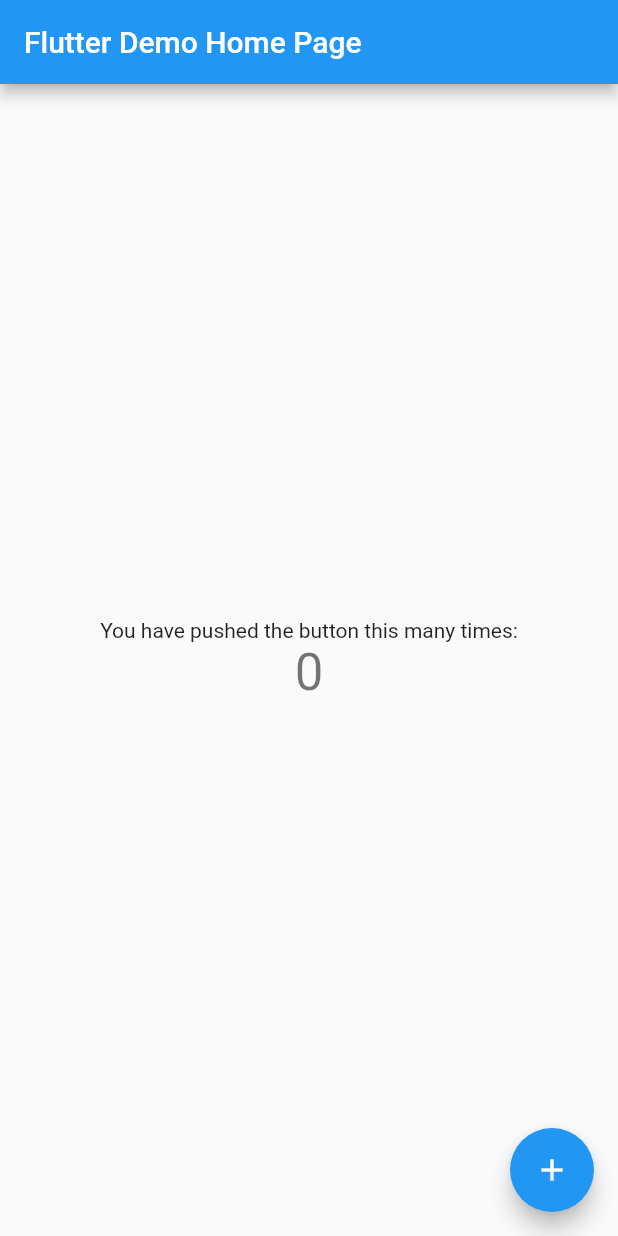
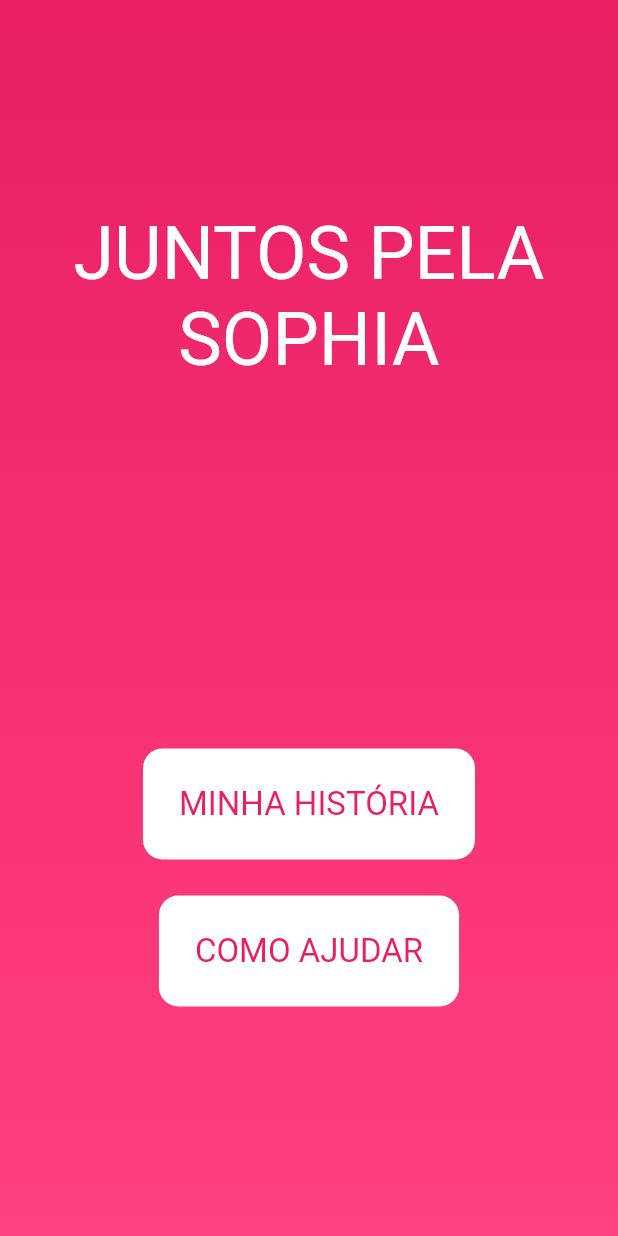
Before and after one commit to luizcaprioli/sophia, a Flutter app: the screen it shows after launch, on a phone screen of 412 x 824 dp. Run offline on Flutter 3.47's test engine with Material 2 defaults, Android fonts, the phone set to English and light mode, and no system bars; our stand-ins replace google_fonts; Roboto replaces fonts that are missing (Alatsi).

Commit message:
Project Base

```diff
--- /dev/null
+++ b/lib/bloc/bloc.dart
@@ -0,0 +1,3 @@
+abstract class Bloc {
+  void dispose();
+}
--- a/lib/main.dart
+++ b/lib/main.dart
@@ -1,117 +1,37 @@
 import 'package:flutter/material.dart';
+
+import 'modules/home/home_page.dart';
+import 'shared/theme/default_theme.dart';
 
 void main() {
   runApp(MyApp());
 }
 
 class MyApp extends StatelessWidget {
-  // This widget is the root of your application.
   @override
   Widget build(BuildContext context) {
     return MaterialApp(
-      title: 'Flutter Demo',
-      theme: ThemeData(
-        // This is the theme of your application.
-        //
-        // Try running your application with "flutter run". You'll see the
-        // application has a blue toolbar. Then, without quitting the app, try
-        // changing the primarySwatch below to Colors.green and then invoke
-        // "hot reload" (press "r" in the console where you ran "flutter run",
-        // or simply save your changes to "hot reload" in a Flutter IDE).
-        // Notice that the counter didn't reset back to zero; the application
-        // is not restarted.
-        primarySwatch: Colors.blue,
-        // This makes the visual density adapt to the platform that you run
-        // the app on. For desktop platforms, the controls will be smaller and
-        // closer together (more dense) than on mobile platforms.
-        visualDensity: VisualDensity.adaptivePlatformDensity,
-      ),
-      home: MyHomePage(title: 'Flutter Demo Home Page'),
+      title: 'Cure a Sophia',
+      debugShowCheckedModeBanner: false,
+      theme: defaultTheme,
+      home: HomePage(),
     );
+
+    /*
+    // APP MAP
+    {
+      "hOME": {
+        "SUA HISTORIA" : {"fOTOS"},{"tEXTO"},{"GRAPH: cUSTO ATUAL / ARRECADADO"}",
+        "COMO AJUDAR": {"DOAÇÃO":
+                          {"bANCO 1", "bANCO 2", ETC...},
+                          {"BAZARES": "LISTA DE ENDEREÇOS .COMO CHEGAR. "}, {"EM BREVE ONLINE"},
+                          {"RECICLAGEM": "LISTA DE ENDEREÇOS .COMO CHEGAR. "}
+                        },
+        "REDES SOCIAIS": {"iNSTAGRAM POSTS"},
+        "TORNE-SE UM VOLUNTÁRIO" : {"FOTOS"}, {"TEXTOS"}, {"CONTATO"},
+        "LINKS DE RODAPÉ",
+    }
+    }
+    // */
   }
 }
-
-class MyHomePage extends StatefulWidget {
-  MyHomePage({Key key, this.title}) : super(key: key);
-
-  // This widget is the home page of your application. It is stateful, meaning
-  // that it has a State object (defined below) that contains fields that affect
-  // how it looks.
-
-  // This class is the configuration for the state. It holds the values (in this
-  // case the title) provided by the parent (in this case the App widget) and
-  // used by the build method of the State. Fields in a Widget subclass are
-  // always marked "final".
-
-  final String title;
-
-  @override
-  _MyHomePageState createState() => _MyHomePageState();
-}
-
-class _MyHomePageState extends State<MyHomePage> {
-  int _counter = 0;
-
-  void _incrementCounter() {
-    setState(() {
-      // This call to setState tells the Flutter framework that something has
-      // changed in this State, which causes it to rerun the build method below
-      // so that the display can reflect the updated values. If we changed
-      // _counter without calling setState(), then the build method would not be
-      // called again, and so nothing would appear to happen.
-      _counter++;
-    });
-  }
-
-  @override
-  Widget build(BuildContext context) {
-    // This method is rerun every time setState is called, for instance as done
-    // by the _incrementCounter method above.
-    //
-    // The Flutter framework has been optimized to make rerunning build methods
-    // fast, so that you can just rebuild anything that needs updating rather
-    // than having to individually change instances of widgets.
-    return Scaffold(
-      appBar: AppBar(
-        // Here we take the value from the MyHomePage object that was created by
-        // the App.build method, and use it to set our appbar title.
-        title: Text(widget.title),
-      ),
-      body: Center(
-        // Center is a layout widget. It takes a single child and positions it
-        // in the middle of the parent.
-        child: Column(
-          // Column is also a layout widget. It takes a list of children and
-          // arranges them vertically. By default, it sizes itself to fit its
-          // children horizontally, and tries to be as tall as its parent.
-          //
-          // Invoke "debug painting" (press "p" in the console, choose the
-          // "Toggle Debug Paint" action from the Flutter Inspector in Android
-          // Studio, or the "Toggle Debug Paint" command in Visual Studio Code)
-          // to see the wireframe for each widget.
-          //
-          // Column has various properties to control how it sizes itself and
-          // how it positions its children. Here we use mainAxisAlignment to
-          // center the children vertically; the main axis here is the vertical
-          // axis because Columns are vertical (the cross axis would be
-          // horizontal).
-          mainAxisAlignment: MainAxisAlignment.center,
-          children: <Widget>[
-            Text(
-              'You have pushed the button this many times:',
-            ),
-            Text(
-              '$_counter',
-              style: Theme.of(context).textTheme.headline4,
-            ),
-          ],
-        ),
-      ),
-      floatingActionButton: FloatingActionButton(
-        onPressed: _incrementCounter,
-        tooltip: 'Increment',
-        child: Icon(Icons.add),
-      ), // This trailing comma makes auto-formatting nicer for build methods.
-    );
-  }
-}
--- /dev/null
+++ b/lib/modules/home/home_page.dart
@@ -0,0 +1,85 @@
+import 'dart:ui';
+
+import 'package:flutter/cupertino.dart';
+import 'package:flutter/material.dart';
+import 'package:sophia/modules/help/help_page.dart';
+import 'package:sophia/modules/history/history_page.dart';
+import 'package:sophia/shared/theme/default_theme.dart';
+
+class HomePage extends StatefulWidget {
+  @override
+  _HomePageState createState() => _HomePageState();
+}
+
+class _HomePageState extends State<HomePage> {
+  @override
+  Widget build(BuildContext context) {
+    return Scaffold(
+      body: Container(
+        width: double.infinity,
+        padding: EdgeInsets.all(25),
+        decoration: BoxDecoration(
+            gradient: LinearGradient(
+                begin: AlignmentDirectional.topCenter,
+                end: AlignmentDirectional.bottomCenter,
+                colors: [Colors.pink, Colors.pinkAccent],
+                stops: [0.0, 110.0])),
+        child: Column(
+          crossAxisAlignment: CrossAxisAlignment.center,
+          mainAxisAlignment: MainAxisAlignment.spaceAround,
+          children: [
+            Text(
+              "JUNTOS PELA SOPHIA",
+              textAlign: TextAlign.center,
+              style: TextStyle(fontSize: 49, color: Colors.white),
+            ),
+            Column(
+              children: [
+                GestureDetector(
+                  onTap: () {
+                    Navigator.push(
+                      context,
+                      MaterialPageRoute(builder: (context) {
+                        return HistoryPage();
+                      }),
+                    );
+                  },
+                  child: Container(
+                    decoration: menuBoxDecoration,
+                    padding: globalPadding,
+                    margin: globalMargin,
+                    child: Text(
+                      "MINHA HISTÓRIA",
+                      style: TextStyle(
+                          color: Theme.of(context).primaryColor, fontSize: 22),
+                    ),
+                  ),
+                ),
+                GestureDetector(
+                  onTap: () {
+                    Navigator.push(
+                      context,
+                      MaterialPageRoute(builder: (context) {
+                        return HelpPage();
+                      }),
+                    );
+                  },
+                  child: Container(
+                    decoration: menuBoxDecoration,
+                    padding: globalPadding,
+                    margin: globalMargin,
+                    child: Text(
+                      "COMO AJUDAR",
+                      style: TextStyle(
+                          color: Theme.of(context).primaryColor, fontSize: 22),
+                    ),
+                  ),
+                )
+              ],
+            )
+          ],
+        ),
+      ),
+    );
+  }
+}
--- /dev/null
+++ b/lib/shared/theme/default_theme.dart
@@ -0,0 +1,20 @@
+import 'package:flutter/material.dart';
+import 'package:google_fonts/google_fonts.dart';
+
+ThemeData defaultTheme = ThemeData(
+  primarySwatch: Colors.pink,
+  primaryColor: Colors.pink,
+  primaryColorDark: Colors.amber,
+  accentColor: Colors.white,
+  visualDensity: VisualDensity.adaptivePlatformDensity,
+  textTheme: GoogleFonts.alatsiTextTheme(),
+);
+
+double globalMarginSize = 12;
+double globalPaddingSize = 24.0;
+
+EdgeInsets globalPadding = EdgeInsets.all(globalPaddingSize);
+EdgeInsets globalMargin = EdgeInsets.all(globalMarginSize);
+
+BoxDecoration menuBoxDecoration = BoxDecoration(
+    color: Colors.white, borderRadius: BorderRadius.circular(13.0));
--- a/pubspec.yaml
+++ b/pubspec.yaml
@@ -23,7 +23,7 @@ environment:
 dependencies:
   flutter:
     sdk: flutter
-
+  google_fonts: ^1.1.1
 
   # The following adds the Cupertino Icons font to your application.
   # Use with the CupertinoIcons class for iOS style icons.
```
Also changed, not shown: lib/bloc/bloc_provider.dart (added, +30 -0 lines), lib/modules/help/bank_info/bank_info_page.dart (added, +129 -0 lines), lib/modules/help/help_page.dart (added, +74 -0 lines), lib/modules/history/history_page.dart (added, +107 -0 lines), lib/modules/home/home_bloc.dart (added, +22 -0 lines), pubspec.lock, 1 other file.
